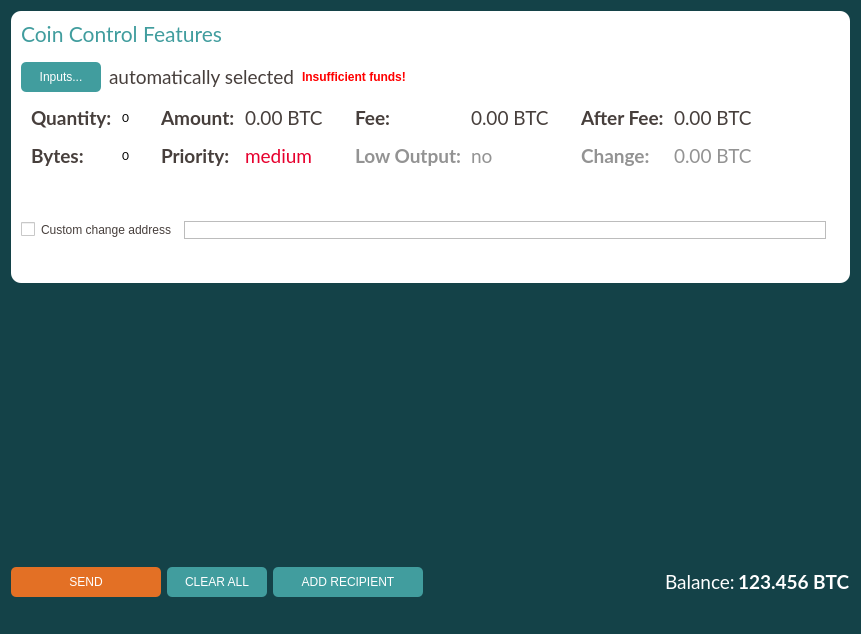
Old version of the form src/qt/forms/sendcoinsdialog.ui in the repository ZiftrCOIN/ziftrcoin.
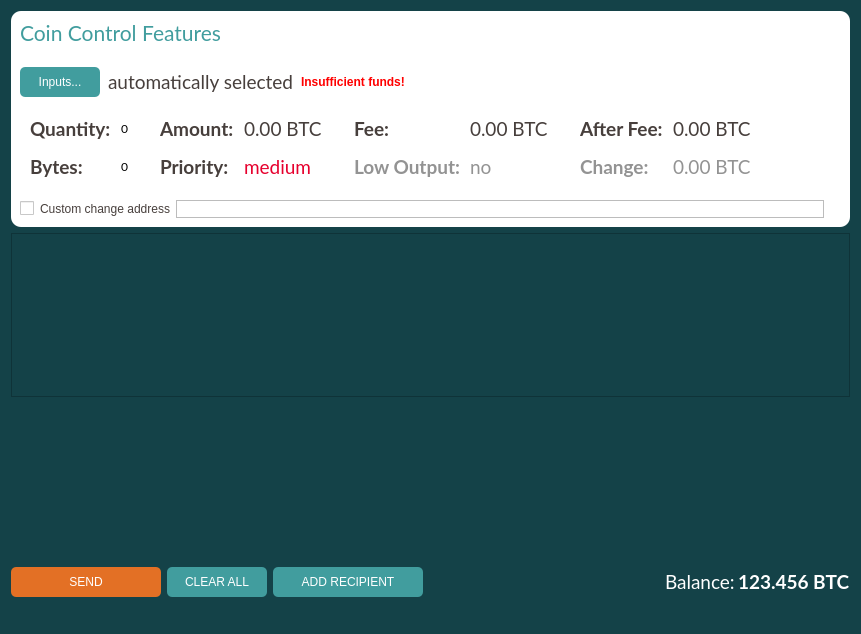
New version of the form. Icons and pictures are not drawn. Custom widgets are drawn as their Qt base class.

```diff
--- a/src/qt/forms/sendcoinsdialog.ui
+++ b/src/qt/forms/sendcoinsdialog.ui
@@ -19,7 +19,7 @@
   <property name="styleSheet">
    <string notr="true">background: #144248;</string>
   </property>
-  <layout class="QVBoxLayout" name="verticalLayout_3">
+  <layout class="QVBoxLayout" name="verticalLayout_4">
    <item>
     <widget class="QFrame" name="frameCoinControl">
      <property name="sizePolicy">
@@ -43,33 +43,7 @@
      <property name="frameShadow">
       <enum>QFrame::Sunken</enum>
      </property>
-     <layout class="QVBoxLayout" name="verticalLayoutCoinControl2">
-      <property name="spacing">
-       <number>0</number>
-      </property>
-      <property name="leftMargin">
-       <number>0</number>
-      </property>
-      <property name="topMargin">
-       <number>0</number>
-      </property>
-      <property name="rightMargin">
-       <number>0</number>
-      </property>
-      <property name="bottomMargin">
-       <number>6</number>
-      </property>
-      <item>
-       <layout class="QVBoxLayout" name="verticalLayoutCoinControl" stretch="0,0,0,0">
-        <property name="spacing">
-         <number>0</number>
-        </property>
-        <property name="leftMargin">
-         <number>10</number>
-        </property>
-        <property name="topMargin">
-         <number>10</number>
-        </property>
+     <layout class="QVBoxLayout" name="verticalLayout_3">
         <item>
          <layout class="QHBoxLayout" name="horizontalLayoutCoinControl1">
           <property name="bottomMargin">
@@ -169,7 +143,7 @@
             <property name="sizeHint" stdset="0">
              <size>
               <width>40</width>
-              <height>1</height>
+            <height>13</height>
              </size>
             </property>
            </spacer>
@@ -652,7 +626,7 @@
         <item>
          <layout class="QHBoxLayout" name="horizontalLayoutCoinControl4" stretch="0,0,0">
           <property name="spacing">
-           <number>12</number>
+         <number>5</number>
           </property>
           <property name="sizeConstraint">
            <enum>QLayout::SetDefaultConstraint</enum>
@@ -717,14 +691,12 @@
          </layout>
         </item>
        </layout>
-      </item>
-     </layout>
     </widget>
    </item>
    <item>
     <widget class="QScrollArea" name="scrollArea">
      <property name="styleSheet">
-      <string notr="true">border:0;</string>
+      <string notr="true"/>
      </property>
      <property name="widgetResizable">
       <bool>true</bool>
@@ -734,8 +706,8 @@
        <rect>
         <x>0</x>
         <y>0</y>
-        <width>837</width>
-        <height>249</height>
+        <width>835</width>
+        <height>131</height>
        </rect>
       </property>
       <layout class="QVBoxLayout" name="verticalLayout_2" stretch="0">
@@ -756,6 +728,15 @@
          <property name="spacing">
           <number>6</number>
          </property>
+         <property name="sizeConstraint">
+          <enum>QLayout::SetDefaultConstraint</enum>
+         </property>
+        </layout>
+       </item>
+      </layout>
+     </widget>
+    </widget>
+   </item>
          <item>
           <spacer name="verticalSpacer">
            <property name="orientation">
@@ -763,17 +744,11 @@
            </property>
            <property name="sizeHint" stdset="0">
             <size>
-             <width>17</width>
-             <height>37</height>
+       <width>20</width>
+       <height>40</height>
             </size>
            </property>
           </spacer>
-         </item>
-        </layout>
-       </item>
-      </layout>
-     </widget>
-    </widget>
    </item>
    <item>
     <layout class="QHBoxLayout" name="horizontalLayout">
```
Lines whose indentation alone changed are shown as unchanged.
